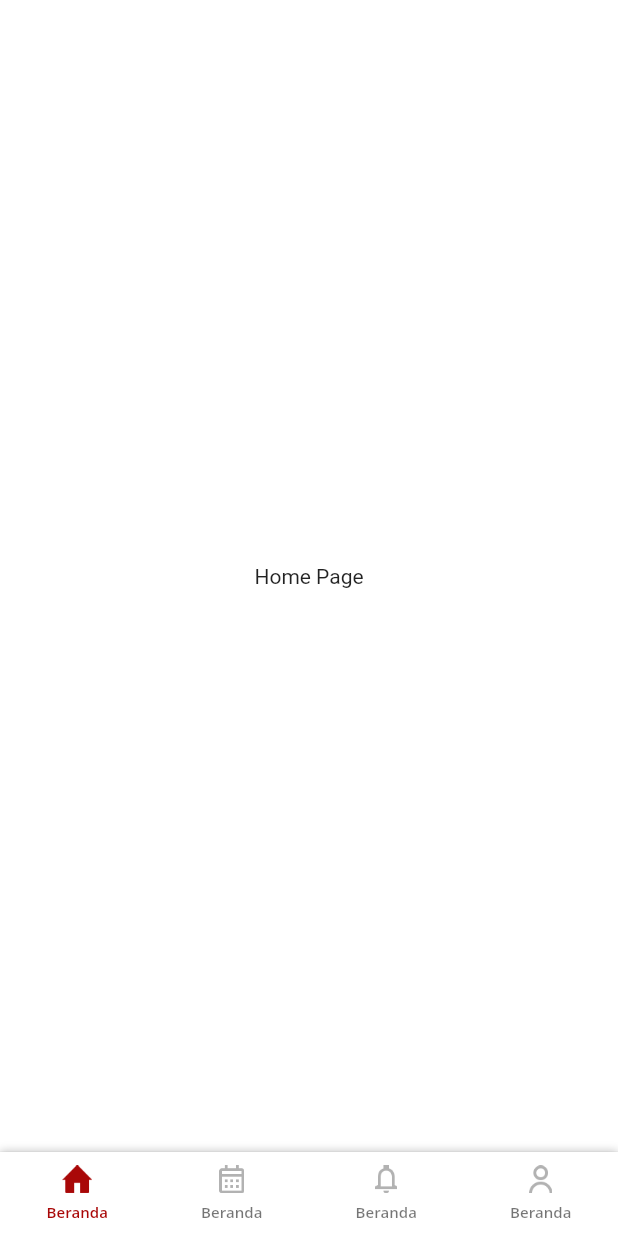
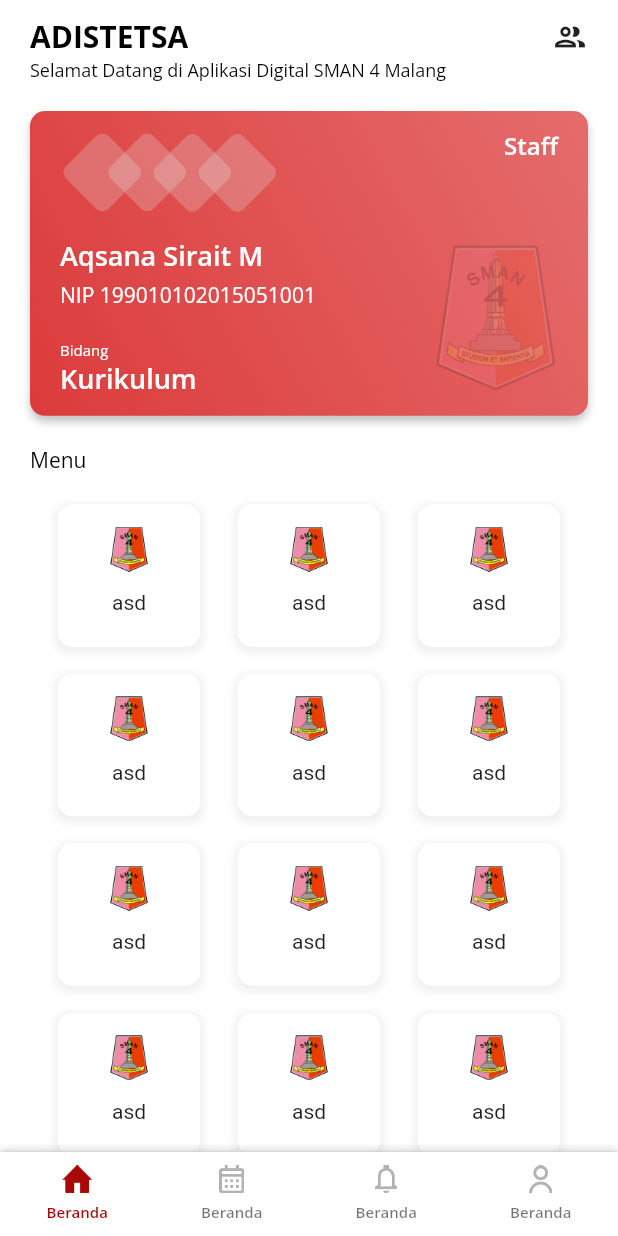
Before and after one commit to rudiusman18/adistetsa-mobile-app, a Flutter app: the MainPage screen opened by its route, on a phone screen of 412 x 824 dp. Run offline on Flutter 3.47's test engine with Material 2 defaults, Android fonts, the phone set to English and light mode, and no system bars; our stand-ins replace google_fonts, page_transition.

Commit message:
Update Rudi, Sabtu 5 Februari 2022

```diff
--- a/lib/pages/home_page.dart
+++ b/lib/pages/home_page.dart
@@ -1,11 +1,88 @@
+import 'package:adistetsa/widget/item_card.dart';
+import 'package:adistetsa/widget/profile_card.dart';
 import 'package:flutter/material.dart';
 import 'package:adistetsa/theme.dart';
 
 class HomePage extends StatelessWidget {
   @override
   Widget build(BuildContext context) {
-    return Center(
-      child: Text('Home Page'),
+    Widget itemsStafKurikulum() {
+      return Container(
+        alignment: Alignment.center,
+        child: Wrap(
+          spacing: 25,
+          children: [
+            ItemCard(text: 'asd'),
+            ItemCard(text: 'asd'),
+            ItemCard(text: 'asd'),
+            ItemCard(text: 'asd'),
+            ItemCard(text: 'asd'),
+            ItemCard(text: 'asd'),
+            ItemCard(text: 'asd'),
+            ItemCard(text: 'asd'),
+            ItemCard(text: 'asd'),
+            ItemCard(text: 'asd'),
+            ItemCard(text: 'asd'),
+            ItemCard(text: 'asd'),
+          ],
+        ),
+      );
+    }
+
+    return SafeArea(
+      child: SingleChildScrollView(
+        child: Container(
+          margin: EdgeInsets.only(
+            top: 11,
+          ),
+          child: Column(
+            children: [
+              Container(
+                margin: EdgeInsets.symmetric(horizontal: 20),
+                child: Column(
+                  crossAxisAlignment: CrossAxisAlignment.start,
+                  children: [
+                    Row(
+                      mainAxisAlignment: MainAxisAlignment.spaceBetween,
+                      children: [
+                        Text(
+                          'ADISTETSA',
+                          style: mono1TextStyle.copyWith(
+                            fontSize: 20,
+                            fontWeight: bold,
+                          ),
+                        ),
+                        Icon(
+                          Icons.group_outlined,
+                        ),
+                      ],
+                    ),
+                    Text(
+                      'Selamat Datang di Aplikasi Digital SMAN 4 Malang',
+                      style: mono1TextStyle.copyWith(
+                        fontSize: 12,
+                        fontWeight: regular,
+                      ),
+                    ),
+                    ProfileCard(),
+                    Text(
+                      'Menu',
+                      style: mono1TextStyle,
+                    ),
+                  ],
+                ),
+              ),
+              Container(
+                width: double.infinity,
+                margin: EdgeInsets.only(
+                  top: 20,
+                ),
+                child: itemsStafKurikulum(),
+              ),
+            ],
+          ),
+        ),
+      ),
     );
   }
 }
--- /dev/null
+++ b/lib/widget/item_card.dart
@@ -0,0 +1,59 @@
+import 'package:flutter/material.dart';
+import 'package:adistetsa/theme.dart';
+
+class ItemCard extends StatelessWidget {
+  // final String urlIcon;
+  final String text;
+  ItemCard({
+    // required this.urlIcon,
+    required this.text,
+  });
+  @override
+  Widget build(BuildContext context) {
+    return Container(
+      margin: EdgeInsets.only(
+        bottom: 18,
+      ),
+      padding: EdgeInsets.symmetric(
+        vertical: 15,
+        horizontal: 8,
+      ),
+      width: 95,
+      height: 95,
+      decoration: BoxDecoration(
+        color: mono6Color,
+        borderRadius: BorderRadius.circular(10),
+        boxShadow: [
+          BoxShadow(
+            blurRadius: 4,
+            spreadRadius: 2,
+            offset: Offset(0, 2),
+            color: shadowColor.withOpacity(0.25),
+          ),
+        ],
+      ),
+      child: Column(
+        mainAxisAlignment: MainAxisAlignment.center,
+        children: [
+          Image.asset(
+            'assets/logo sekolah.png',
+            width: 27,
+            height: 30,
+          ),
+          SizedBox(
+            height: 6,
+          ),
+          Expanded(
+            child: Align(
+              alignment: Alignment.center,
+              child: Text(
+                text,
+                textAlign: TextAlign.center,
+              ),
+            ),
+          ),
+        ],
+      ),
+    );
+  }
+}
--- /dev/null
+++ b/lib/widget/profile_card.dart
@@ -0,0 +1,114 @@
+import 'package:flutter/material.dart';
+import 'package:adistetsa/theme.dart';
+
+class ProfileCard extends StatelessWidget {
+  @override
+  Widget build(BuildContext context) {
+    return Container(
+      decoration: BoxDecoration(
+          color: m2Color,
+          borderRadius: BorderRadius.circular(10),
+          gradient: LinearGradient(
+            begin: Alignment.topRight,
+            end: Alignment.bottomLeft,
+            colors: [
+              m5Color,
+              m4Color,
+            ],
+          ),
+          boxShadow: [
+            BoxShadow(
+              color: shadowColor,
+              offset: Offset(0, 4),
+              spreadRadius: 0,
+              blurRadius: 4,
+            )
+          ]),
+      margin: EdgeInsets.symmetric(
+        vertical: 20,
+      ),
+      child: Container(
+        margin: EdgeInsets.only(
+          top: 12,
+          bottom: 12,
+          left: 20,
+          right: 20,
+        ),
+        child: Column(
+          crossAxisAlignment: CrossAxisAlignment.start,
+          children: [
+            Row(
+              mainAxisAlignment: MainAxisAlignment.spaceBetween,
+              crossAxisAlignment: CrossAxisAlignment.start,
+              children: [
+                Image.asset(
+                  'assets/home/persegi profile.png',
+                  width: 146.57,
+                ),
+                Text(
+                  'Staff',
+                  style: mono6TextStyle.copyWith(
+                    fontWeight: semiBold,
+                    fontSize: 16,
+                  ),
+                ),
+              ],
+            ),
+            SizedBox(
+              height: 15,
+            ),
+            Row(
+              mainAxisAlignment: MainAxisAlignment.spaceBetween,
+              children: [
+                Column(
+                  crossAxisAlignment: CrossAxisAlignment.start,
+                  children: [
+                    Text(
+                      'Aqsana Sirait M',
+                      style: mono6TextStyle.copyWith(
+                        fontWeight: semiBold,
+                        fontSize: 18,
+                      ),
+                    ),
+                    SizedBox(
+                      height: 4,
+                    ),
+                    Text(
+                      'NIP 199010102015051001',
+                      style: mono6TextStyle,
+                    ),
+                    SizedBox(
+                      height: 20,
+                    ),
+                    Text(
+                      'Bidang',
+                      style: mono6TextStyle.copyWith(
+                        fontWeight: regular,
+                        fontSize: 10,
+                      ),
+                    ),
+                    Text(
+                      'Kurikulum',
+                      style: mono6TextStyle.copyWith(
+                        fontWeight: semiBold,
+                        fontSize: 18,
+                      ),
+                    ),
+                  ],
+                ),
+                Opacity(
+                  opacity: 0.15,
+                  child: Image.asset(
+                    'assets/logo sekolah.png',
+                    width: 83.14,
+                    height: 97,
+                  ),
+                ),
+              ],
+            ),
+          ],
+        ),
+      ),
+    );
+  }
+}
```
Also changed, not shown: assets/home/persegi profile.png (added).
